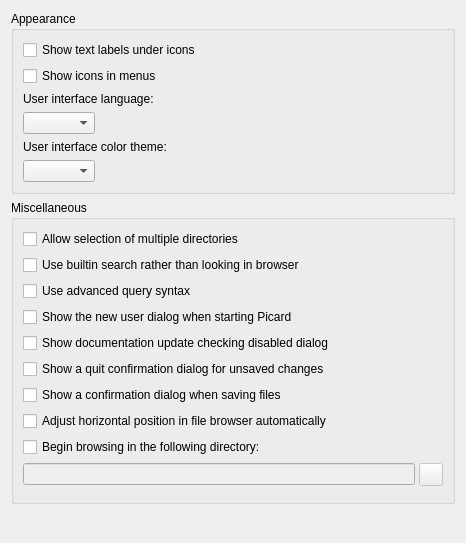
First picture: the form in ui/options_interface.ui, repository metabrainz/picard, before the edit.
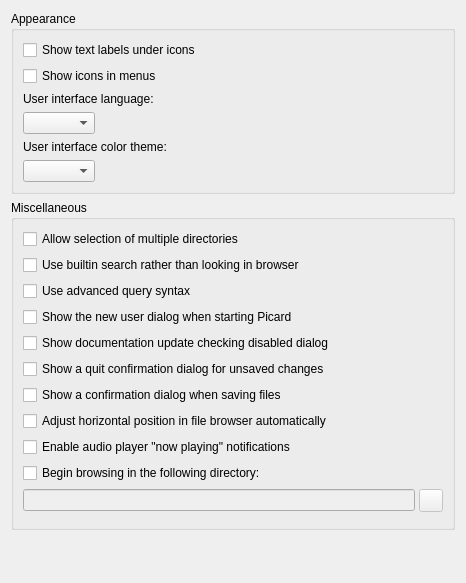
Second picture: the form after the edit.

Commit message: Add option to disable "now playing" notifications

What changed in the file:
```diff
--- a/ui/options_interface.ui
+++ b/ui/options_interface.ui
@@ -7,7 +7,7 @@
     <x>0</x>
     <y>0</y>
     <width>466</width>
-    <height>543</height>
+    <height>583</height>
    </rect>
   </property>
   <layout class="QVBoxLayout">
@@ -156,6 +156,13 @@
         </property>
        </widget>
       </item>
+      <item>
+       <widget class="QCheckBox" name="player_now_playing">
+        <property name="text">
+         <string>Enable audio player &quot;now playing&quot; notifications</string>
+        </property>
+       </widget>
+      </item>
       <item>
        <widget class="QCheckBox" name="starting_directory">
         <property name="text">
```
Left out of the diff: 1 changed line with no effect on the pictures. The commit also changes 5 other files.
